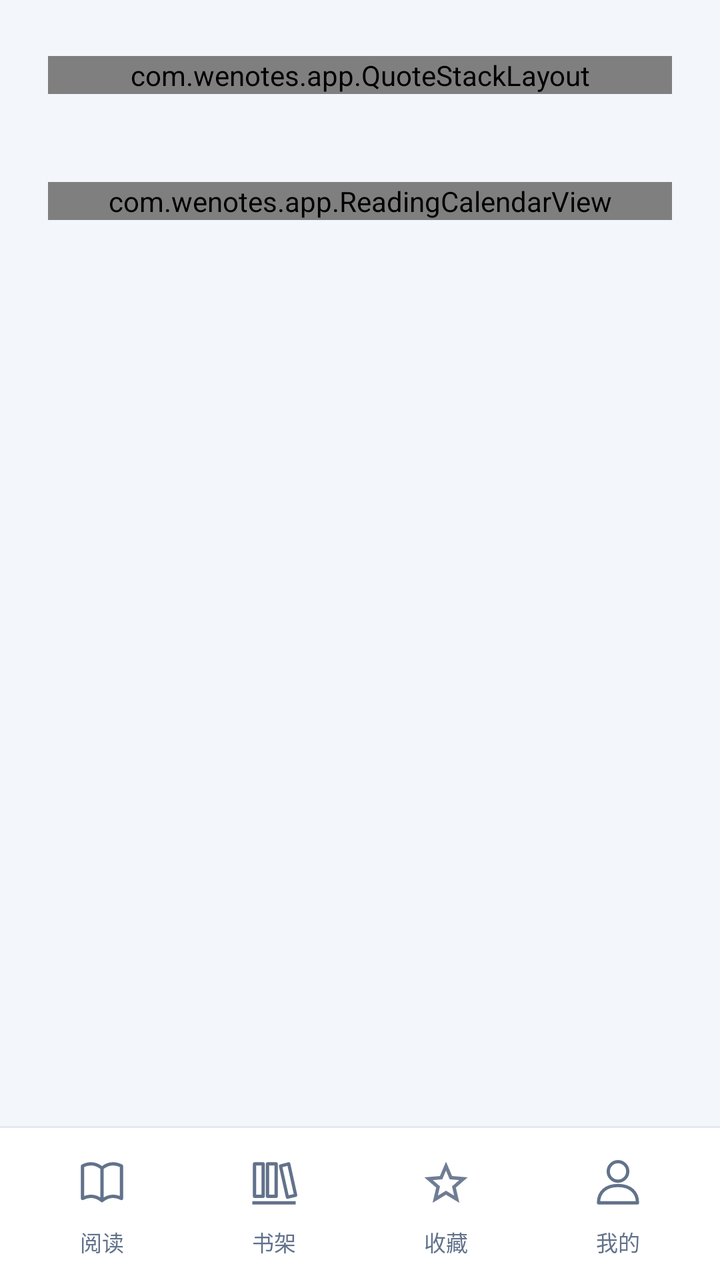
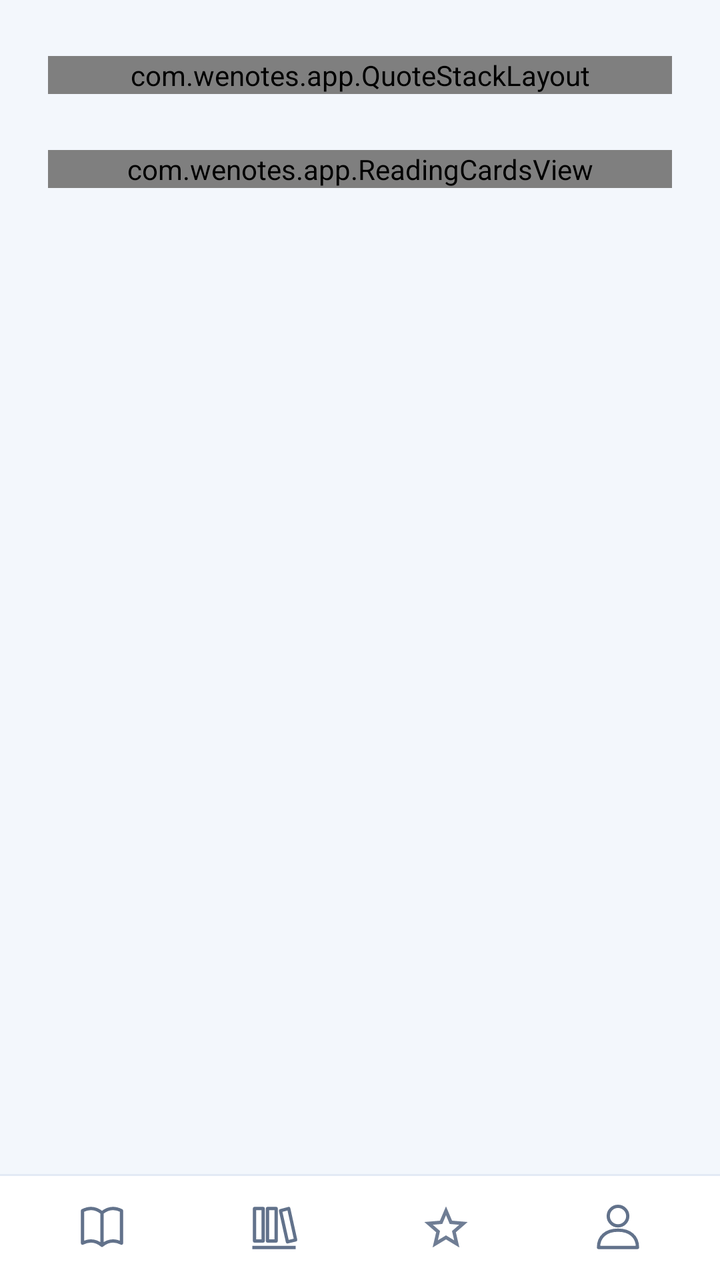

Two renders of the same Android screen: before a commit and after it. Below are the layout's source before the change and the commit's diff.
<!-- AndroidManifest.xml: application theme AppTheme -->
<!-- res/layout/activity_main.xml -->
<?xml version="1.0" encoding="utf-8"?>
<LinearLayout xmlns:android="http://schemas.android.com/apk/res/android"
    android:layout_width="match_parent" android:layout_height="match_parent"
    android:orientation="vertical" android:fitsSystemWindows="true">
    <ScrollView android:id="@+id/home_scroll" android:layout_width="match_parent"
        android:layout_height="0dp" android:layout_weight="1" android:fillViewport="true"
        android:clipToPadding="false" android:scrollbars="none">
        <LinearLayout android:layout_width="match_parent" android:layout_height="wrap_content"
            android:orientation="vertical" android:paddingStart="24dp" android:paddingEnd="24dp"
            android:paddingTop="28dp" android:paddingBottom="28dp"
            android:clipChildren="false" android:clipToPadding="false">
            <com.wenotes.app.QuoteStackLayout android:id="@+id/quote_stack" android:layout_width="match_parent"
                android:layout_height="wrap_content">
                <View android:id="@+id/quote_stack_back" android:layout_width="match_parent"
                    android:layout_height="match_parent" android:background="@drawable/quote_stack_background"
                    android:elevation="1dp" android:importantForAccessibility="no" android:visibility="gone" />
                <LinearLayout android:id="@+id/quote_next_card" android:layout_width="match_parent"
                    android:layout_height="match_parent" android:background="@drawable/card_background"
                    android:elevation="2dp" android:orientation="vertical" android:padding="22dp"
                    android:descendantFocusability="blocksDescendants" android:visibility="gone"
                    android:importantForAccessibility="noHideDescendants">
                    <include layout="@layout/quote_card_content" />
                </LinearLayout>
                <com.wenotes.app.QuoteCardLayout android:id="@+id/module_quote" android:layout_width="match_parent"
                    android:layout_height="wrap_content" android:background="@drawable/card_background"
                    android:elevation="6dp" android:orientation="vertical" android:padding="22dp" android:focusable="true">
                    <include layout="@layout/quote_card_content" />
                </com.wenotes.app.QuoteCardLayout>
            </com.wenotes.app.QuoteStackLayout>
            <com.wenotes.app.ReadingCalendarView android:id="@+id/reading_calendar"
                android:layout_width="match_parent" android:layout_height="wrap_content"
                android:layout_marginTop="44dp" />
        </LinearLayout>
    </ScrollView>
    <include layout="@layout/bottom_navigation" />
</LinearLayout>
<!-- res/layout/quote_card_content.xml (included above) -->
<?xml version="1.0" encoding="utf-8"?>
<merge xmlns:android="http://schemas.android.com/apk/res/android">
    <LinearLayout android:id="@+id/current_book_panel" android:layout_width="match_parent"
        android:layout_height="wrap_content" android:layout_marginBottom="20dp" android:orientation="vertical">
        <LinearLayout android:layout_width="match_parent" android:layout_height="wrap_content"
            android:orientation="horizontal" android:gravity="center_vertical" android:baselineAligned="false">
            <com.wenotes.app.BookCoverFrame android:layout_width="56dp" android:layout_height="wrap_content"
                android:background="@drawable/cover_background" android:elevation="2dp">
                <ImageView android:id="@+id/current_cover" android:layout_width="match_parent"
                    android:layout_height="match_parent" android:scaleType="fitCenter" android:importantForAccessibility="no" />
                <TextView android:id="@+id/current_cover_placeholder" android:layout_width="match_parent"
                    android:layout_height="match_parent" android:background="@color/surface_tint"
                    android:gravity="center" android:padding="8dp" android:textSize="13sp"
                    android:fontFamily="sans-serif-medium" android:textColor="@color/text_secondary"
                    android:importantForAccessibility="no" />
            </com.wenotes.app.BookCoverFrame>
            <LinearLayout android:layout_width="0dp" android:layout_height="wrap_content"
                android:layout_weight="1" android:layout_marginStart="18dp" android:orientation="vertical">
                <TextView android:id="@+id/current_book" android:layout_width="match_parent"
                    android:layout_height="wrap_content" android:fontFamily="sans-serif-medium"
                    android:textColor="@color/text_primary" android:textSize="16sp" android:lineSpacingExtra="4dp" />
                <TextView android:id="@+id/current_chapter" android:layout_width="match_parent"
                    android:layout_height="wrap_content" android:layout_marginTop="8dp"
                    android:textColor="@color/text_secondary" android:textSize="13sp" android:lineSpacingExtra="4dp" />
            </LinearLayout>
        </LinearLayout>
        <View android:layout_width="match_parent" android:layout_height="1dp" android:layout_marginTop="20dp"
            android:background="@color/outline" android:importantForAccessibility="no" />
    </LinearLayout>
    <ImageView android:layout_width="32dp" android:layout_height="32dp"
        android:src="@drawable/ic_quote" android:importantForAccessibility="no" />
    <TextView android:id="@+id/current_quote" android:layout_width="match_parent"
        android:layout_height="wrap_content" android:layout_marginTop="12dp" android:minHeight="80dp"
        android:gravity="center_vertical" android:textColor="@color/text_primary"
        android:textSize="23sp" android:fontFamily="sans-serif-medium" android:lineSpacingExtra="9dp"
        android:textIsSelectable="true" />
    <LinearLayout android:id="@+id/current_thought_panel" android:layout_width="match_parent"
        android:layout_height="wrap_content" android:layout_marginTop="24dp"
        android:background="@drawable/secondary_button_background" android:orientation="vertical"
        android:padding="16dp" android:visibility="gone">
        <TextView android:layout_width="match_parent" android:layout_height="wrap_content"
            android:text="@string/current_thought_title" android:textColor="@color/primary"
            android:fontFamily="sans-serif-medium" android:textSize="13sp" />
        <TextView android:id="@+id/current_thought" android:layout_width="match_parent"
            android:layout_height="wrap_content" android:layout_marginTop="8dp"
            android:textColor="@color/text_primary" android:textSize="15sp" android:lineSpacingExtra="6dp"
            android:textIsSelectable="true" />
    </LinearLayout>
</merge>
<!-- res/layout/bottom_navigation.xml (included above) -->
<?xml version="1.0" encoding="utf-8"?>
<LinearLayout xmlns:android="http://schemas.android.com/apk/res/android"
    android:layout_width="match_parent" android:layout_height="wrap_content"
    android:orientation="vertical" android:background="@color/surface">
    <View android:layout_width="match_parent" android:layout_height="1dp"
        android:background="@color/outline" android:importantForAccessibility="no" />
    <LinearLayout android:layout_width="match_parent" android:layout_height="76dp"
        android:orientation="horizontal" android:gravity="center_vertical" android:baselineAligned="false"
        android:paddingStart="8dp" android:paddingEnd="8dp">
        <LinearLayout android:id="@+id/nav_home" android:layout_width="0dp" android:layout_height="match_parent"
            android:layout_weight="1" android:orientation="vertical" android:gravity="center"
            android:background="@drawable/text_button_background" android:contentDescription="@string/nav_home" android:focusable="true">
            <ImageView android:id="@+id/nav_home_icon" android:layout_width="56dp" android:layout_height="34dp"
                android:paddingStart="15dp" android:paddingEnd="15dp" android:paddingTop="4dp" android:paddingBottom="4dp"
                android:background="@drawable/nav_icon_background" android:src="@drawable/ic_nav_home" android:importantForAccessibility="no" />
            <TextView android:id="@+id/nav_home_label" android:layout_width="wrap_content" android:layout_height="wrap_content"
                android:layout_marginTop="4dp" android:text="@string/nav_home" android:textColor="@color/text_secondary"
                android:textSize="11sp" android:importantForAccessibility="no" />
        </LinearLayout>
        <LinearLayout android:id="@+id/nav_shelf" android:layout_width="0dp" android:layout_height="match_parent"
            android:layout_weight="1" android:orientation="vertical" android:gravity="center"
            android:background="@drawable/text_button_background" android:contentDescription="@string/nav_shelf" android:focusable="true">
            <ImageView android:id="@+id/nav_shelf_icon" android:layout_width="56dp" android:layout_height="34dp"
                android:paddingStart="15dp" android:paddingEnd="15dp" android:paddingTop="4dp" android:paddingBottom="4dp"
                android:background="@drawable/nav_icon_background" android:src="@drawable/ic_nav_shelf" android:importantForAccessibility="no" />
            <TextView android:id="@+id/nav_shelf_label" android:layout_width="wrap_content" android:layout_height="wrap_content"
                android:layout_marginTop="4dp" android:text="@string/nav_shelf" android:textColor="@color/text_secondary"
                android:textSize="11sp" android:importantForAccessibility="no" />
        </LinearLayout>
        <LinearLayout android:id="@+id/nav_favorites" android:layout_width="0dp" android:layout_height="match_parent"
            android:layout_weight="1" android:orientation="vertical" android:gravity="center"
            android:background="@drawable/text_button_background" android:contentDescription="@string/nav_favorites" android:focusable="true">
            <ImageView android:id="@+id/nav_favorites_icon" android:layout_width="56dp" android:layout_height="34dp"
                android:paddingStart="15dp" android:paddingEnd="15dp" android:paddingTop="4dp" android:paddingBottom="4dp"
                android:background="@drawable/nav_icon_background" android:src="@drawable/ic_book_favorite_outline" android:importantForAccessibility="no" />
            <TextView android:id="@+id/nav_favorites_label" android:layout_width="wrap_content" android:layout_height="wrap_content"
                android:layout_marginTop="4dp" android:text="@string/nav_favorites" android:textColor="@color/text_secondary"
                android:textSize="11sp" android:importantForAccessibility="no" />
        </LinearLayout>
        <LinearLayout android:id="@+id/nav_connection" android:layout_width="0dp" android:layout_height="match_parent"
            android:layout_weight="1" android:orientation="vertical" android:gravity="center"
            android:background="@drawable/text_button_background" android:contentDescription="@string/nav_connection" android:focusable="true">
            <ImageView android:id="@+id/nav_connection_icon" android:layout_width="56dp" android:layout_height="34dp"
                android:paddingStart="15dp" android:paddingEnd="15dp" android:paddingTop="4dp" android:paddingBottom="4dp"
                android:background="@drawable/nav_icon_background" android:src="@drawable/ic_nav_connection" android:importantForAccessibility="no" />
            <TextView android:id="@+id/nav_connection_label" android:layout_width="wrap_content" android:layout_height="wrap_content"
                android:layout_marginTop="4dp" android:text="@string/nav_connection" android:textColor="@color/text_secondary"
                android:textSize="11sp" android:importantForAccessibility="no" />
        </LinearLayout>
    </LinearLayout>
</LinearLayout>
<!-- resources referenced by this layout -->
<resources>
  <color name="outline">#E3EAF5</color>
  <color name="primary">#3F6FE5</color>
  <color name="surface">#FFFFFF</color>
  <color name="surface_tint">#EAF1FD</color>
  <color name="text_primary">#1D2C48</color>
  <color name="text_secondary">#62728B</color>
  <!-- drawable card_background (drawable) -->
  <?xml version="1.0" encoding="utf-8"?>
  <shape xmlns:android="http://schemas.android.com/apk/res/android">
      <solid android:color="@color/surface" />
      <corners android:radius="20dp" />
  </shape>
  <!-- drawable cover_background (drawable) -->
  <?xml version="1.0" encoding="utf-8"?>
  <shape xmlns:android="http://schemas.android.com/apk/res/android">
      <solid android:color="@color/surface" />
      <corners android:radius="6dp" />
  </shape>
  <!-- drawable ic_nav_shelf (drawable) -->
  <vector xmlns:android="http://schemas.android.com/apk/res/android" android:width="28dp" android:height="28dp" android:viewportWidth="24" android:viewportHeight="24">
      <path android:fillColor="@android:color/transparent" android:strokeColor="@color/text_secondary" android:strokeWidth="1.5" android:strokeLineJoin="round" android:pathData="M3,3L7,3L7,18L3,18ZM9,3L13,3L13,18L9,18ZM15,4L18.8,3L22,17.5L18.2,18.4ZM2,21L22,21" />
  </vector>
  <!-- drawable ic_quote (drawable) -->
  <?xml version="1.0" encoding="utf-8"?>
  <vector xmlns:android="http://schemas.android.com/apk/res/android" android:width="32dp" android:height="32dp" android:viewportWidth="32" android:viewportHeight="32">
      <path android:fillColor="@color/quote_accent" android:pathData="M13,5V9C8,10 6,13 6,17H13V27H2V18C2,11 6,6 13,5ZM30,5V9C25,10 23,13 23,17H30V27H19V18C19,11 23,6 30,5Z" />
  </vector>
  <!-- drawable nav_icon_background (drawable) -->
  <?xml version="1.0" encoding="utf-8"?>
  <selector xmlns:android="http://schemas.android.com/apk/res/android">
      <item android:state_selected="true">
          <shape><solid android:color="@color/surface_tint" /><corners android:radius="12dp" /></shape>
      </item>
      <item android:drawable="@android:color/transparent" />
  </selector>
  <!-- drawable quote_stack_background (drawable) -->
  <?xml version="1.0" encoding="utf-8"?>
  <shape xmlns:android="http://schemas.android.com/apk/res/android">
      <solid android:color="@color/surface_tint" />
      <corners android:radius="20dp" />
  </shape>
  <!-- drawable secondary_button_background (drawable) -->
  <?xml version="1.0" encoding="utf-8"?>
  <ripple xmlns:android="http://schemas.android.com/apk/res/android"
      android:color="@color/ripple_secondary">
      <item>
          <shape>
              <solid android:color="@color/surface_tint" />
              <corners android:radius="14dp" />
          </shape>
      </item>
  </ripple>
  <!-- drawable text_button_background (drawable) -->
  <ripple xmlns:android="http://schemas.android.com/apk/res/android" android:color="@color/ripple_secondary">
      <item android:id="@android:id/mask"><shape><solid android:color="@color/surface" /><corners android:radius="6dp" /></shape></item>
  </ripple>
  <string name="current_thought_title">我的想法</string>
  <string name="nav_connection">我的</string>
  <string name="nav_favorites">收藏</string>
  <string name="nav_home">阅读</string>
  <string name="nav_shelf">书架</string>
  <style name="AppTheme" parent="AppTheme.Base" />
  <color name="text_hint">#6F7D94</color>
  <color name="quote_accent">#C5D7FF</color>
  <color name="ripple_secondary">#183F6FE5</color>
  <color name="background">#F3F7FC</color>
  <color name="primary_dark">#1D2C48</color>
  <style name="FlatButton" parent="android:style/Widget.Material.Button">
          <item name="android:stateListAnimator">@null</item>
          <item name="android:textAllCaps">false</item>
          <item name="android:fontFamily">sans-serif</item>
          <item name="android:textSize">14sp</item>
          <item name="android:minWidth">0dp</item>
          <item name="android:minHeight">48dp</item>
          <item name="android:backgroundTint">@null</item>
      </style>
  <!-- unchanged entries left out for length: 4 -->
</resources>

<!-- the commit's change to res/layout/activity_main.xml (unified diff, before → after) -->
@@ -27,9 +27,9 @@
                     <include layout="@layout/quote_card_content" />
                 </com.wenotes.app.QuoteCardLayout>
             </com.wenotes.app.QuoteStackLayout>
-            <com.wenotes.app.ReadingCalendarView android:id="@+id/reading_calendar"
+            <com.wenotes.app.ReadingCardsView android:id="@+id/reading_cards"
                 android:layout_width="match_parent" android:layout_height="wrap_content"
-                android:layout_marginTop="44dp" />
+                android:layout_marginTop="28dp" />
         </LinearLayout>
     </ScrollView>
     <include layout="@layout/bottom_navigation" />
@@ -91,7 +91,7 @@
     android:orientation="vertical" android:background="@color/surface">
     <View android:layout_width="match_parent" android:layout_height="1dp"
         android:background="@color/outline" android:importantForAccessibility="no" />
-    <LinearLayout android:layout_width="match_parent" android:layout_height="76dp"
+    <LinearLayout android:layout_width="match_parent" android:layout_height="52dp"
         android:orientation="horizontal" android:gravity="center_vertical" android:baselineAligned="false"
         android:paddingStart="8dp" android:paddingEnd="8dp">
         <LinearLayout android:id="@+id/nav_home" android:layout_width="0dp" android:layout_height="match_parent"
@@ -100,9 +100,6 @@
             <ImageView android:id="@+id/nav_home_icon" android:layout_width="56dp" android:layout_height="34dp"
                 android:paddingStart="15dp" android:paddingEnd="15dp" android:paddingTop="4dp" android:paddingBottom="4dp"
                 android:background="@drawable/nav_icon_background" android:src="@drawable/ic_nav_home" android:importantForAccessibility="no" />
-            <TextView android:id="@+id/nav_home_label" android:layout_width="wrap_content" android:layout_height="wrap_content"
-                android:layout_marginTop="4dp" android:text="@string/nav_home" android:textColor="@color/text_secondary"
-                android:textSize="11sp" android:importantForAccessibility="no" />
         </LinearLayout>
         <LinearLayout android:id="@+id/nav_shelf" android:layout_width="0dp" android:layout_height="match_parent"
             android:layout_weight="1" android:orientation="vertical" android:gravity="center"
@@ -110,9 +107,6 @@
             <ImageView android:id="@+id/nav_shelf_icon" android:layout_width="56dp" android:layout_height="34dp"
                 android:paddingStart="15dp" android:paddingEnd="15dp" android:paddingTop="4dp" android:paddingBottom="4dp"
                 android:background="@drawable/nav_icon_background" android:src="@drawable/ic_nav_shelf" android:importantForAccessibility="no" />
-            <TextView android:id="@+id/nav_shelf_label" android:layout_width="wrap_content" android:layout_height="wrap_content"
-                android:layout_marginTop="4dp" android:text="@string/nav_shelf" android:textColor="@color/text_secondary"
-                android:textSize="11sp" android:importantForAccessibility="no" />
         </LinearLayout>
         <LinearLayout android:id="@+id/nav_favorites" android:layout_width="0dp" android:layout_height="match_parent"
             android:layout_weight="1" android:orientation="vertical" android:gravity="center"
@@ -120,9 +114,6 @@
             <ImageView android:id="@+id/nav_favorites_icon" android:layout_width="56dp" android:layout_height="34dp"
                 android:paddingStart="15dp" android:paddingEnd="15dp" android:paddingTop="4dp" android:paddingBottom="4dp"
                 android:background="@drawable/nav_icon_background" android:src="@drawable/ic_book_favorite_outline" android:importantForAccessibility="no" />
-            <TextView android:id="@+id/nav_favorites_label" android:layout_width="wrap_content" android:layout_height="wrap_content"
-                android:layout_marginTop="4dp" android:text="@string/nav_favorites" android:textColor="@color/text_secondary"
-                android:textSize="11sp" android:importantForAccessibility="no" />
         </LinearLayout>
         <LinearLayout android:id="@+id/nav_connection" android:layout_width="0dp" android:layout_height="match_parent"
             android:layout_weight="1" android:orientation="vertical" android:gravity="center"
@@ -130,9 +121,6 @@
             <ImageView android:id="@+id/nav_connection_icon" android:layout_width="56dp" android:layout_height="34dp"
                 android:paddingStart="15dp" android:paddingEnd="15dp" android:paddingTop="4dp" android:paddingBottom="4dp"
                 android:background="@drawable/nav_icon_background" android:src="@drawable/ic_nav_connection" android:importantForAccessibility="no" />
-            <TextView android:id="@+id/nav_connection_label" android:layout_width="wrap_content" android:layout_height="wrap_content"
-                android:layout_marginTop="4dp" android:text="@string/nav_connection" android:textColor="@color/text_secondary"
-                android:textSize="11sp" android:importantForAccessibility="no" />
         </LinearLayout>
     </LinearLayout>
 </LinearLayout>
